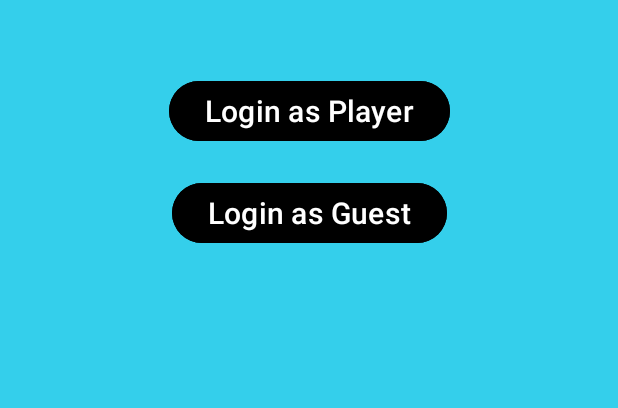
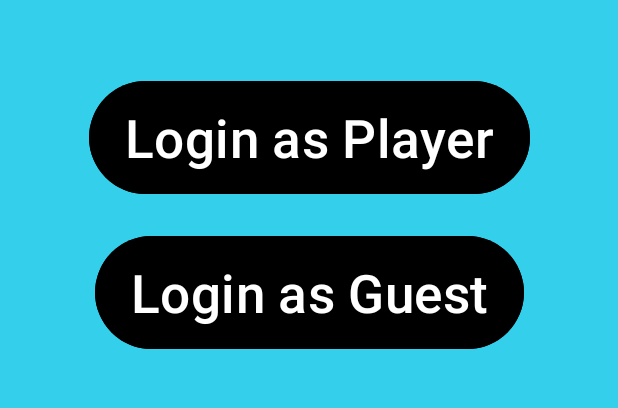
Before and after one commit to DominikHupko/Pirates, an Android app: the screen it shows after launch (StarterActivity), on a phone screen of 412 x 824 dp, the part 386-794 px from its top. Run offline under Robolectric (Android 15) with nearby library versions, the phone set to English and light mode, and no system bars.

Commit message:
Button size

```diff
--- a/app/src/main/res/layout/activity_starter.xml
+++ b/app/src/main/res/layout/activity_starter.xml
@@ -59,11 +59,11 @@
     <Button
         android:id="@+id/login_as_player"
         android:layout_width="wrap_content"
-        android:layout_height="wrap_content"
+        android:layout_height="83dp"
         android:backgroundTint="@color/black"
         android:text="Login as Player"
         android:textColor="@color/white"
-        android:textSize="20sp"
+        android:textSize="35sp"
         app:layout_constraintTop_toBottomOf="@id/textView_app_name"
         app:layout_constraintStart_toStartOf="parent"
         app:layout_constraintEnd_toEndOf="parent"
@@ -72,11 +72,11 @@
     <Button
         android:id="@+id/login_as_guest"
         android:layout_width="wrap_content"
-        android:layout_height="wrap_content"
+        android:layout_height="83dp"
         android:backgroundTint="@color/black"
         android:text="Login as Guest"
         android:textColor="@color/white"
-        android:textSize="20sp"
+        android:textSize="35sp"
         app:layout_constraintTop_toBottomOf="@id/login_as_player"
         app:layout_constraintStart_toStartOf="parent"
         app:layout_constraintEnd_toEndOf="parent"
```
Also changed, not shown: app/src/main/res/drawable/ic_launcher_foreground.xml (line endings or trailing spaces).
